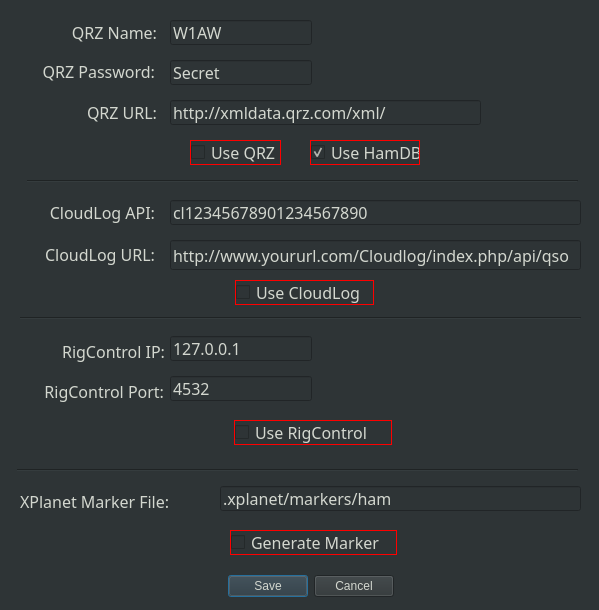
Old version of the form settings.ui in the repository mbridak/WinterFieldDayLogger.
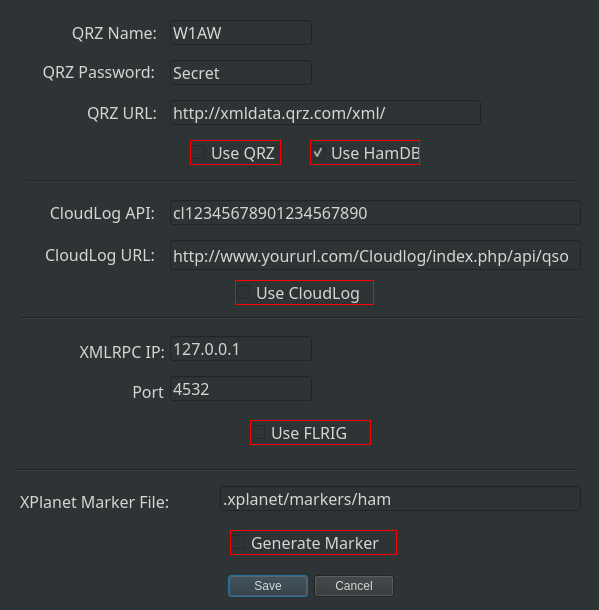
New version of the form.

Commit message: Feat:Changed from using rigctld to flrig.

```diff
--- a/settings.ui
+++ b/settings.ui
@@ -191,7 +191,7 @@
     </font>
    </property>
    <property name="text">
-    <string>RigControl IP:</string>
+    <string>XMLRPC IP:</string>
    </property>
    <property name="alignment">
     <set>Qt::AlignRight|Qt::AlignTrailing|Qt::AlignVCenter</set>
@@ -200,9 +200,9 @@
   <widget class="QLabel" name="label_7">
    <property name="geometry">
     <rect>
-     <x>10</x>
+     <x>103</x>
      <y>380</y>
-     <width>154</width>
+     <width>61</width>
      <height>22</height>
     </rect>
    </property>
@@ -215,7 +215,7 @@
     </font>
    </property>
    <property name="text">
-    <string>RigControl Port:</string>
+    <string>Port</string>
    </property>
    <property name="alignment">
     <set>Qt::AlignRight|Qt::AlignTrailing|Qt::AlignVCenter</set>
@@ -275,9 +275,9 @@
   <widget class="QCheckBox" name="userigcontrol_checkBox">
    <property name="geometry">
     <rect>
-     <x>234</x>
+     <x>250</x>
      <y>420</y>
-     <width>158</width>
+     <width>121</width>
      <height>25</height>
     </rect>
    </property>
@@ -293,7 +293,7 @@
     <string notr="true">border: 1px solid red;</string>
    </property>
    <property name="text">
-    <string>Use RigControl</string>
+    <string>Use FLRIG</string>
    </property>
   </widget>
   <widget class="QLineEdit" name="qrzname_field">
```
The commit also changes 1 other file.
